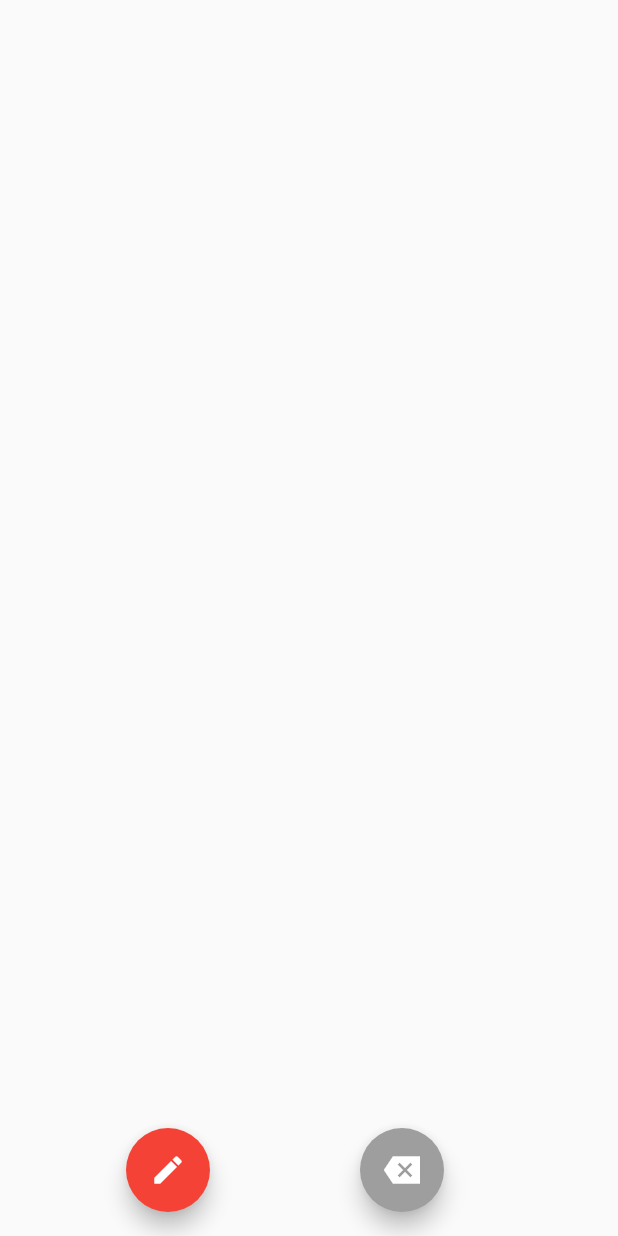
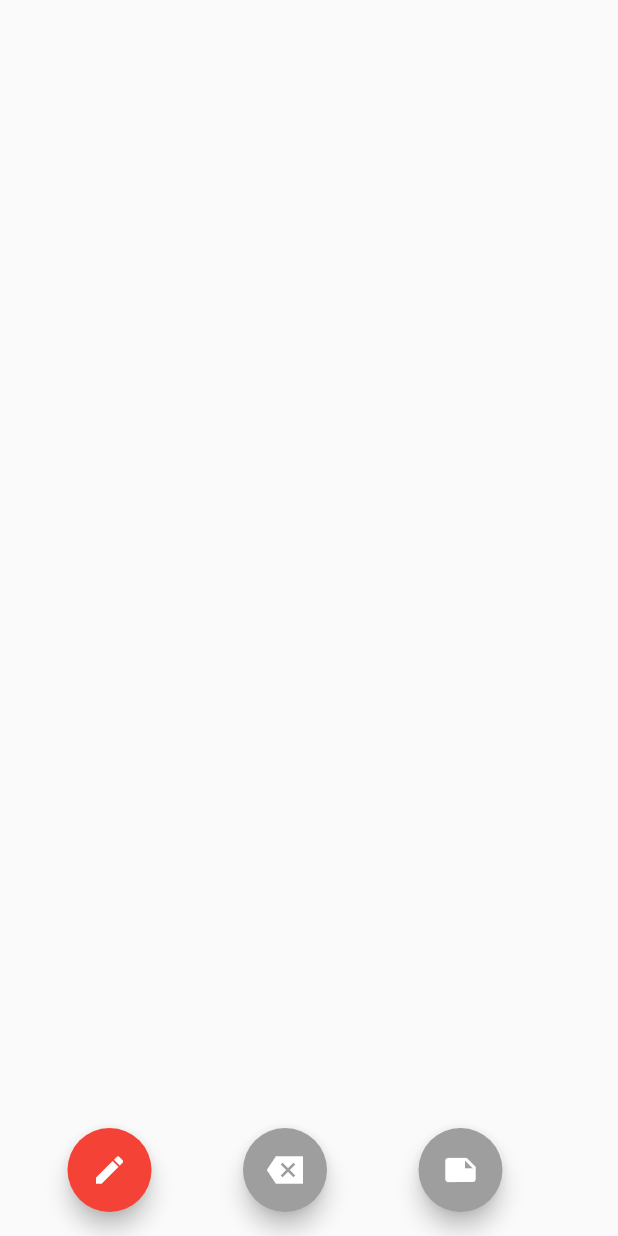
Before and after one commit to marshall-ck/heiban, a Flutter app: the screen it shows after launch, after a tap on the "edit" icon, on a phone screen of 412 x 824 dp. Run offline on Flutter 3.47's test engine with Material 2 defaults, Android fonts, the phone set to English and light mode, and no system bars.

Commit message:
add sticky note tool

```diff
--- a/lib/main.dart
+++ b/lib/main.dart
@@ -1,9 +1,16 @@
 import 'dart:ui';
 
 import 'package:flutter/material.dart';
+import 'painters.dart';
 
 void main() {
   runApp(MyApp());
+}
+
+enum ToolType {
+  pencil,
+  eraser,
+  stickyNote
 }
 
 class MyApp extends StatelessWidget {
@@ -15,32 +22,25 @@ class MyApp extends StatelessWidget {
       theme: ThemeData(
         primarySwatch: Colors.blue
       ),
-      home: MyHomePage(title: 'Heiban'),
+      home: CanvasPage(title: 'Heiban'),
     );
   }
 }
 
-class MyHomePage extends StatefulWidget {
-  MyHomePage({Key key, this.title}) : super(key: key);
-
-  // This widget is the home page of your application. It is stateful, meaning
-  // that it has a State object (defined below) that contains fields that affect
-  // how it looks.
-
-  // This class is the configuration for the state. It holds the values (in this
-  // case the title) provided by the parent (in this case the App widget) and
-  // used by the build method of the State. Fields in a Widget subclass are
-  // always marked "final".
+class CanvasPage extends StatefulWidget {
+  CanvasPage({Key key, this.title}) : super(key: key);
 
   final String title;
 
   @override
-  _MyHomePageState createState() => _MyHomePageState();
+  _CanvasPageState createState() => _CanvasPageState();
 }
 
-class _MyHomePageState extends State<MyHomePage> {
-  final _offsets = <Offset>[];
-  String _currentTool = "pencil";
+class _CanvasPageState extends State<CanvasPage> {
+  final _offsets = <Offset>[]; // used for line drawing
+  final _paths = <Path>[]; // used for sticky notes
+  var _currentOffset; // used for images/stickyNotes, to anchor the init position
+  var _currentTool = ToolType.pencil;
 
   @override
   Widget build(BuildContext context) {
@@ -52,18 +52,34 @@ class _MyHomePageState extends State<MyHomePage> {
           mainAxisAlignment: MainAxisAlignment.spaceEvenly,
           children: <Widget>[
             FloatingActionButton(
-                backgroundColor: _currentTool == "pencil" ? Colors.red : Colors.grey,
+                backgroundColor: _currentTool == ToolType.pencil ? Colors.red : Colors.grey,
                 onPressed: () {
-                  setState(() => _currentTool = "pencil");
+                  setState(() {
+                    _currentTool = ToolType.pencil;
+                    _currentOffset = null;
+                  });
                 },
                 child: Icon(Icons.edit)
               ),
             FloatingActionButton(
-                backgroundColor: _currentTool == "eraser" ? Colors.red : Colors.grey,
+                backgroundColor: _currentTool == ToolType.eraser ? Colors.red : Colors.grey,
                 onPressed: () {
-                  setState(() => _currentTool = "eraser");
+                  setState(() {
+                    _currentTool = ToolType.eraser;
+                    _currentOffset = null;
+                  });
                 },
                 child: Icon(Icons.backspace_sharp)
+            ),
+            FloatingActionButton(
+                backgroundColor: _currentTool == ToolType.stickyNote ? Colors.red : Colors.grey,
+                onPressed: () {
+                  setState(() {
+                    _currentTool = ToolType.stickyNote;
+                    _currentOffset = null;
+                  });
+                  },
+                child: Icon(Icons.note)
             ),
           ],
         ),
@@ -72,36 +88,58 @@ class _MyHomePageState extends State<MyHomePage> {
           final renderBox = context.findRenderObject() as RenderBox;
           final localPosition = renderBox.globalToLocal(details.globalPosition);
           setState(() {
-            updateOffsets(localPosition);
+            _currentOffset = localPosition;
+            updateCanvas(localPosition);
           });
         },
         onPanUpdate: (details) {
           final renderBox = context.findRenderObject() as RenderBox;
           final localPosition = renderBox.globalToLocal(details.globalPosition);
           setState(() {
-            updateOffsets(localPosition);
+            _currentOffset = localPosition;
+            updateCanvas(localPosition);
           });
         },
         onPanEnd: (details) {
-          setState(() => _offsets.add(null));
+          setState(() {
+            _offsets.add(null);
+          });
         },
         child: Center(
-          child: CustomPaint(
-            painter: HeibanPainter(_offsets),
-            child: Container(
-              height: MediaQuery.of(context).size.height,
-              width: MediaQuery.of(context).size.width,
+            child: CustomPaint(
+                painter: buildCustomPainter,
+                child: Container(
+                  height: MediaQuery.of(context).size.height,
+                  width: MediaQuery.of(context).size.width,
+                )
             )
-          )
         ),
       ),
     );
   }
 
-  void updateOffsets(Offset localPosition) {
-    if (_currentTool == "pencil") {
+  CustomPainter get buildCustomPainter {
+    switch(_currentTool) {
+      case ToolType.pencil: {
+        return LinePainter(_paths, _offsets);
+      }
+      break;
+      case ToolType.eraser: {
+        return LinePainter(_paths, _offsets);
+      }
+      break;
+      case ToolType.stickyNote: {
+        return StickyNotePainter(_paths, _offsets, _currentOffset);
+      }
+      break;
+    }
+  }
+
+  void updateCanvas(Offset localPosition) {
+    if (_currentTool == ToolType.pencil) {
       _offsets.add(localPosition);
-    } else if (_currentTool == "eraser") {
+    } else if (_currentTool == ToolType.eraser) {
+      // TODO: eraser is buggy
       var offsetsToRemove = _offsets.where((element) =>
       element != null &&
           (element.dx >= localPosition.dx - 10 && element.dx <= localPosition.dx + 10) &&
@@ -111,36 +149,3 @@ class _MyHomePageState extends State<MyHomePage> {
     }
   }
 }
-
-class Tool {
-  String name;
-  Tool(this.name) {
-    name = this.name;
-  }
-}
-
-class HeibanPainter extends CustomPainter {
-  final List<Offset> offsets;
-
-  HeibanPainter(this.offsets): super();
-
-  @override
-  void paint(Canvas canvas, Size size) {
-    // TODO: refactor this for performance
-    final paint = Paint()
-    ..color = Colors.deepPurple
-    ..isAntiAlias = true
-    ..strokeWidth = 3;
-
-    for (var i = 0; i < offsets.length-1; i++) {
-      if (offsets[i] != null && offsets[i + 1] != null) {
-        canvas.drawLine(offsets[i], offsets[i+1], paint);
-      } else if(offsets[i] != null && offsets[i + 1] == null) {
-        canvas.drawPoints(PointMode.points, [offsets[i]], paint);
-      }
-    }
-  }
-
-  @override
-  bool shouldRepaint(covariant CustomPainter oldDelegate) => true;
-}
--- /dev/null
+++ b/lib/painters.dart
@@ -0,0 +1,76 @@
+import 'dart:ui';
+
+import 'package:flutter/material.dart';
+
+class LinePainter extends CustomPainter {
+  final List<Path> paths;
+  final List<Offset> offsets;
+
+  LinePainter(this.paths, this.offsets): super();
+
+  @override
+  void paint(Canvas canvas, Size size) {
+    // TODO: refactor this for performance
+    final paint = Paint()
+      ..color = Colors.deepPurple
+      ..isAntiAlias = true
+      ..strokeWidth = 3;
+
+    // TODO include all other paints too
+    for (var i = 0; i < offsets.length-1; i++) {
+      if (offsets[i] != null && offsets[i + 1] != null) {
+        canvas.drawLine(offsets[i], offsets[i+1], paint);
+      } else if(offsets[i] != null && offsets[i + 1] == null) {
+        canvas.drawPoints(PointMode.points, [offsets[i]], paint);
+      }
+    }
+  }
+
+  @override
+  bool shouldRepaint(covariant CustomPainter oldDelegate) => true;
+}
+
+// TODO: add an action to delete sticky
+class StickyNotePainter extends CustomPainter {
+  final List<Offset> offsets;
+  final List<Path> paths;
+
+  final Offset offset;
+
+  StickyNotePainter(this.paths, this.offsets, this.offset): super();
+
+  @override
+  void paint(Canvas canvas, Size size) {
+    final paint = Paint()
+      ..color = Colors.yellow
+      ..isAntiAlias = true;
+
+    if (offset != null) {
+      final height = 100.0, width = 100.0; // sticky note size
+
+      Path path = new Path();
+      path.moveTo(offset.dx, offset.dy);
+      path.lineTo(offset.dx + width, offset.dy);
+      path.lineTo(offset.dx + width, offset.dy + height);
+      double foldAmount = 0.12;
+      path.lineTo(offset.dx + width * 3 / 4, offset.dy + height);
+      path.quadraticBezierTo(
+          offset.dx + width * foldAmount * 2, offset.dy + height,
+          offset.dx + width * foldAmount,
+          offset.dy + height - (height * foldAmount)
+      );
+      path.quadraticBezierTo(
+          offset.dx, offset.dy + height - (height * foldAmount * 1.5),
+          offset.dx, offset.dy + height / 4
+      );
+      path.lineTo(offset.dx, offset.dy);
+      paths.add(path);
+    }
+
+    // TODO include all other paints too
+    for(var i = 0; i < paths.length-1; i++) { canvas.drawPath(paths[i], paint);}
+  }
+
+  @override
+  bool shouldRepaint(covariant CustomPainter oldDelegate) => true;
+}
```
